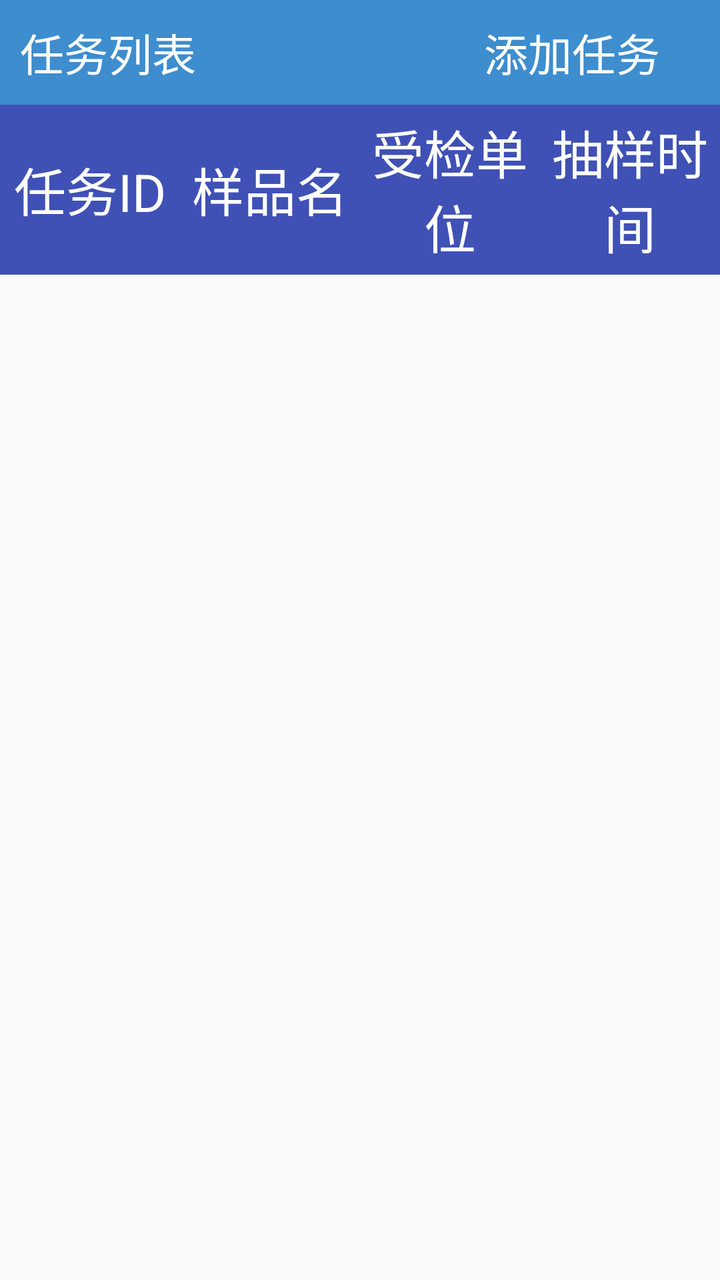
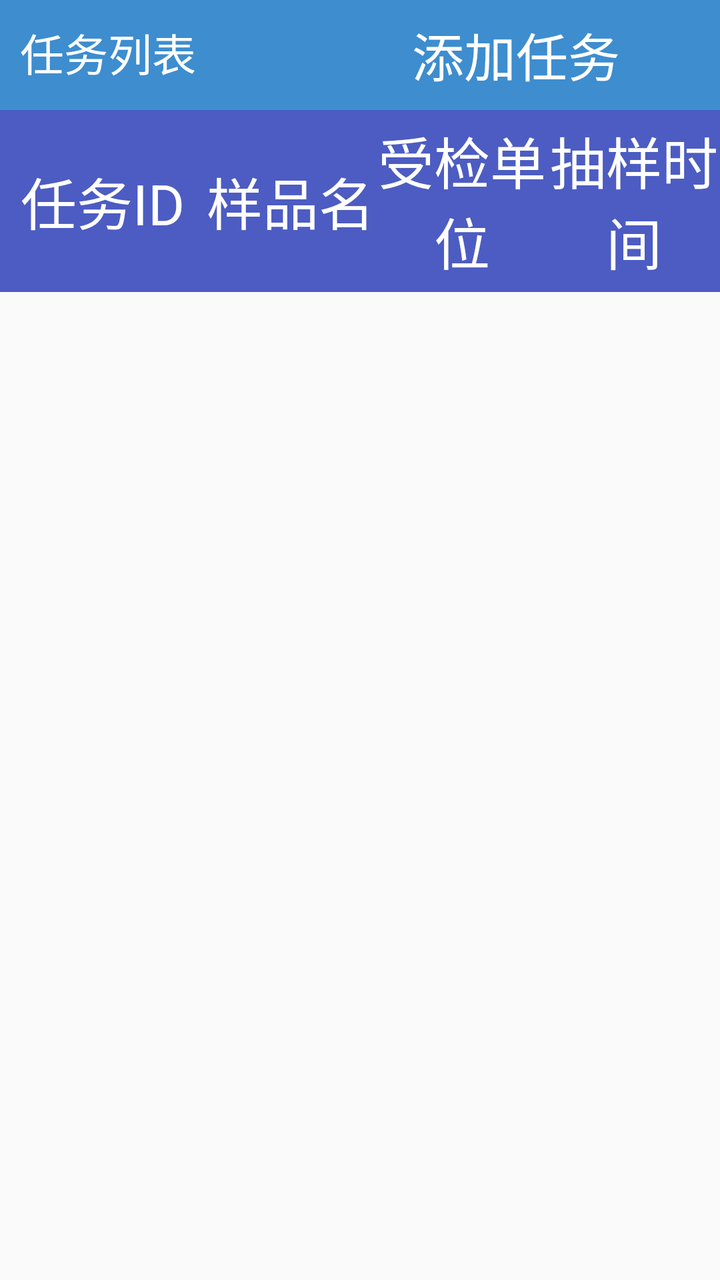

Screens rendered from an Android XML layout before and after an edit, with the pre-edit source and the edit as a unified diff.
<!-- AndroidManifest.xml: application theme AppTheme -->
<!-- res/layout/activity_task_list.xml -->
<?xml version="1.0" encoding="utf-8"?>
<LinearLayout xmlns:android="http://schemas.android.com/apk/res/android"
    xmlns:app="http://schemas.android.com/apk/res-auto"
    xmlns:tools="http://schemas.android.com/tools"
    android:layout_width="match_parent"
    android:layout_height="match_parent"
    android:orientation="vertical"
    tools:context=".activity.task.TaskListActivity">

    <RelativeLayout
        android:layout_width="match_parent"
        android:layout_height="wrap_content"
        android:background="@color/bg_buy"
        android:orientation="horizontal">

        <TextView
            android:layout_width="wrap_content"
            android:layout_height="wrap_content"
            android:padding="10dp"
            android:text="任务列表"
            android:textColor="@color/white"
            android:textSize="22sp" />

        <TextView
            android:id="@+id/tv_add_task"
            android:layout_width="wrap_content"
            android:layout_height="wrap_content"
            android:layout_alignParentRight="true"
            android:paddingLeft="30dp"
            android:paddingTop="10dp"
            android:paddingRight="30dp"
            android:paddingBottom="10dp"
            android:text="添加任务"
            android:textColor="@color/white"
            android:textSize="22sp" />
    </RelativeLayout>

    <LinearLayout
        android:layout_width="match_parent"
        android:layout_height="wrap_content"
        android:orientation="vertical">

        <include layout="@layout/item_task_list_header" />

        <androidx.recyclerview.widget.RecyclerView
            android:id="@+id/rv_data"
            android:layout_width="match_parent"
            android:layout_height="wrap_content" />
    </LinearLayout>

</LinearLayout>
<!-- res/layout/item_task_list_header.xml (included above) -->
<?xml version="1.0" encoding="utf-8"?>
<LinearLayout xmlns:android="http://schemas.android.com/apk/res/android"
    android:layout_width="match_parent"
    android:layout_height="wrap_content"
    android:background="@color/colorPrimary"
    android:orientation="horizontal"
    android:paddingTop="5dp"
    android:paddingBottom="5dp">

    <TextView
        android:id="@+id/tv_id"
        android:layout_width="0dp"
        android:layout_height="match_parent"
        android:layout_weight="1"
        android:gravity="center"
        android:text="任务ID"
        android:textColor="@color/white"
        android:textSize="26sp" />

    <TextView
        android:id="@+id/tv_name"
        android:layout_width="0dp"
        android:layout_height="match_parent"
        android:layout_weight="1"
        android:gravity="center"
        android:text="样品名"
        android:textColor="@color/white"
        android:textSize="26sp" />

    <TextView
        android:id="@+id/tv_bjdw"
        android:layout_width="0dp"
        android:gravity="center"
        android:text="受检单位"
        android:layout_height="match_parent"
        android:layout_weight="1"
        android:textColor="@color/white"
        android:textSize="26sp" />

    <TextView
        android:id="@+id/tv_time"
        android:layout_width="0dp"
        android:gravity="center"
        android:text="抽样时间"
        android:layout_height="match_parent"
        android:layout_weight="1"
        android:textColor="@color/white"
        android:textSize="26sp" />
</LinearLayout>
<!-- resources referenced by this layout -->
<resources>
  <color name="bg_buy">#3D8DCF</color>
  <color name="colorPrimary">#3F51B5</color>
  <color name="white">#ffffff</color>
  <style name="AppTheme" parent="Theme.AppCompat.Light.DarkActionBar">
          
          <item name="android:windowNoTitle">true</item>
          <item name="android:windowFullscreen">true</item>
      </style>
</resources>

<!-- the commit's change to res/layout/activity_task_list.xml (unified diff, before → after) -->
@@ -9,7 +9,7 @@
 
     <RelativeLayout
         android:layout_width="match_parent"
-        android:layout_height="wrap_content"
+        android:layout_height="55dp"
         android:background="@color/bg_buy"
         android:orientation="horizontal">
 
@@ -24,15 +24,14 @@
         <TextView
             android:id="@+id/tv_add_task"
             android:layout_width="wrap_content"
-            android:layout_height="wrap_content"
+            android:layout_height="match_parent"
             android:layout_alignParentRight="true"
-            android:paddingLeft="30dp"
-            android:paddingTop="10dp"
-            android:paddingRight="30dp"
-            android:paddingBottom="10dp"
+            android:gravity="center"
+            android:paddingLeft="50dp"
+            android:paddingRight="50dp"
             android:text="添加任务"
             android:textColor="@color/white"
-            android:textSize="22sp" />
+            android:textSize="26sp" />
     </RelativeLayout>
 
     <LinearLayout
@@ -54,7 +53,7 @@
 <LinearLayout xmlns:android="http://schemas.android.com/apk/res/android"
     android:layout_width="match_parent"
     android:layout_height="wrap_content"
-    android:background="@color/colorPrimary"
+    android:background="@color/colorPrimaryDark"
     android:orientation="horizontal"
     android:paddingTop="5dp"
     android:paddingBottom="5dp">
@@ -63,11 +62,11 @@
         android:id="@+id/tv_id"
         android:layout_width="0dp"
         android:layout_height="match_parent"
-        android:layout_weight="1"
+        android:layout_weight="1.2"
         android:gravity="center"
         android:text="任务ID"
         android:textColor="@color/white"
-        android:textSize="26sp" />
+        android:textSize="28sp" />
 
     <TextView
         android:id="@+id/tv_name"
@@ -77,7 +76,7 @@
         android:gravity="center"
         android:text="样品名"
         android:textColor="@color/white"
-        android:textSize="26sp" />
+        android:textSize="28sp" />
 
     <TextView
         android:id="@+id/tv_bjdw"
@@ -87,7 +86,7 @@
         android:layout_height="match_parent"
         android:layout_weight="1"
         android:textColor="@color/white"
-        android:textSize="26sp" />
+        android:textSize="28sp" />
 
     <TextView
         android:id="@+id/tv_time"
@@ -97,5 +96,5 @@
         android:layout_height="match_parent"
         android:layout_weight="1"
         android:textColor="@color/white"
-        android:textSize="26sp" />
+        android:textSize="28sp" />
 </LinearLayout>
<!-- resource entries referenced after the edit -->
@@ -1,7 +1,7 @@
 <!-- resources referenced by this layout -->
 <resources>
   <color name="bg_buy">#3D8DCF</color>
-  <color name="colorPrimary">#3F51B5</color>
+  <color name="colorPrimaryDark">#4C5CC2</color>
   <color name="white">#ffffff</color>
   <style name="AppTheme" parent="Theme.AppCompat.Light.DarkActionBar">
           
